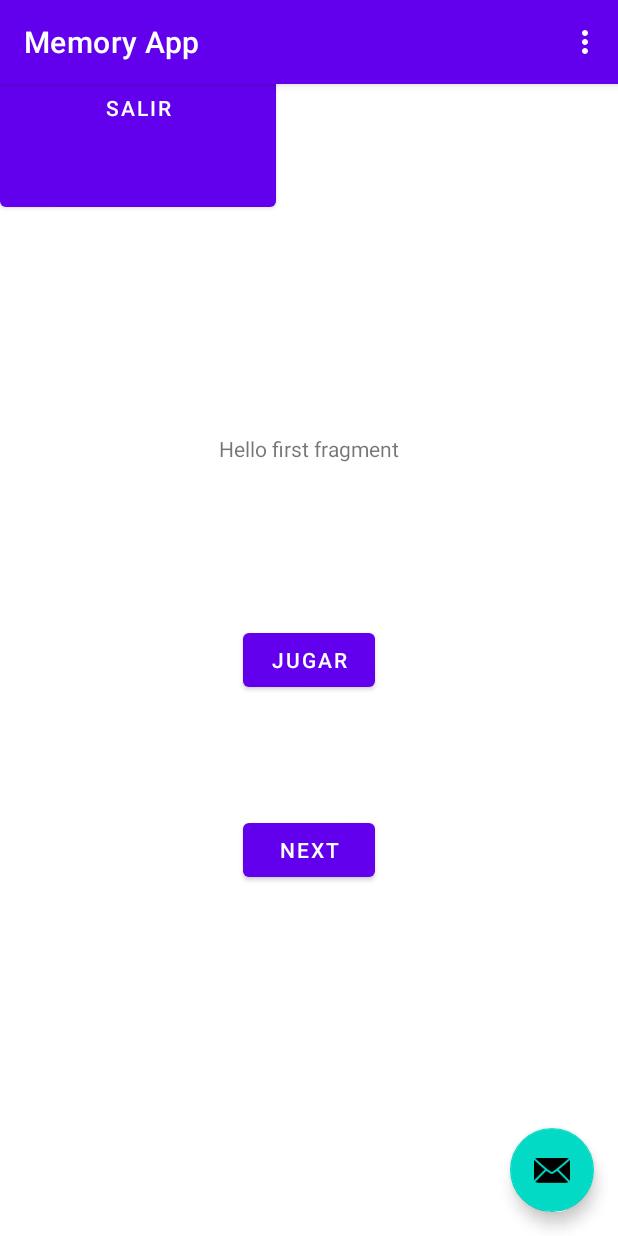
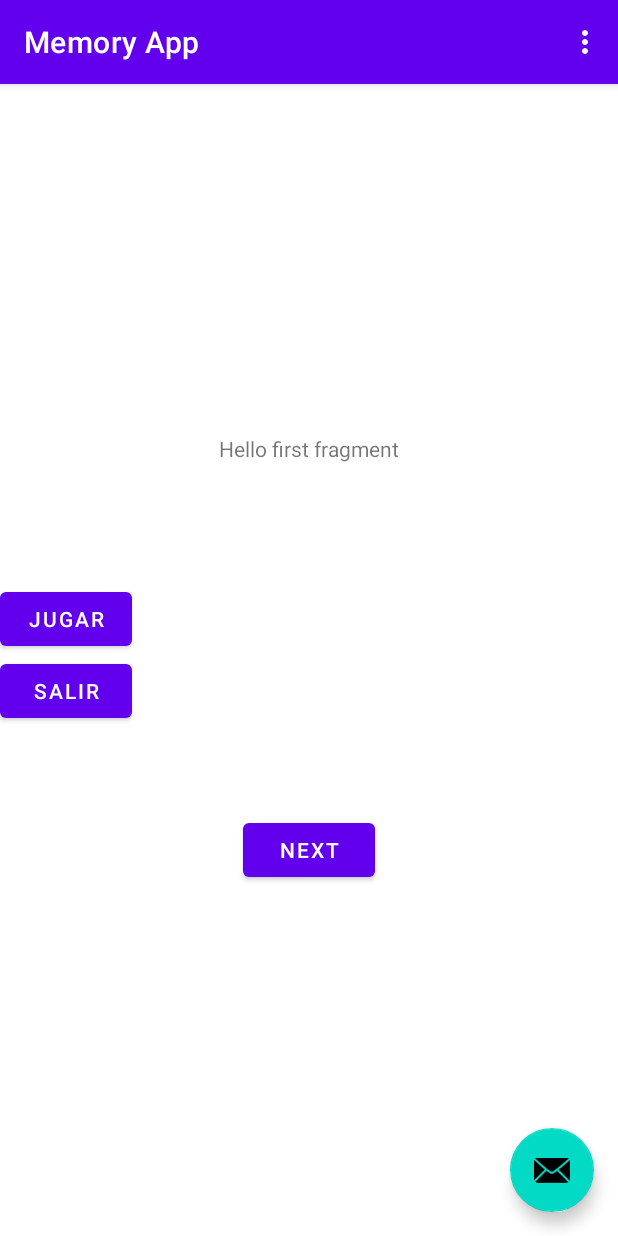
Before and after one commit to darango401/Memory, an Android app: the screen it shows after launch (MainActivity), on a phone screen of 412 x 824 dp. Run offline under Robolectric (Android 15) with nearby library versions, the phone set to English and light mode, and no system bars.

Commit message:
Commit 13: Memory pantalla principal botones Jugar y Salir corregidos
Commit 13: Memory pantalla principal botones Jugar y Salir corregidos

```diff
--- a/MemoryApplication/app/src/main/res/layout/activity_main.xml
+++ b/MemoryApplication/app/src/main/res/layout/activity_main.xml
@@ -35,20 +35,34 @@
         android:layout_margin="@dimen/fab_margin"
         app:srcCompat="@android:drawable/ic_dialog_email" />
 
+    <LinearLayout
+        android:layout_width="match_parent"
+        android:layout_height="match_parent"
+        android:orientation="vertical"
+        android:gravity="center_vertical"
+        android:layout_marginTop="50dp"
+        >
+
     <Button
         android:id="@+id/botonMainJugar"
         android:layout_width="wrap_content"
         android:layout_height="wrap_content"
         android:text="@string/boton_init_play"
         app:layout_anchor="@+id/include2"
-        app:layout_anchorGravity="center" />
+        app:layout_anchorGravity="center"
+
+        />
+        /*android:layout_margin="150dp"*/
 
     <Button
         android:id="@+id/botonMainSalir"
-        android:layout_width="184dp"
-        android:layout_height="144dp"
+        android:layout_width="wrap_content"
+        android:layout_height="wrap_content"
         android:text="Salir"
         android:visibility="visible"
         tools:visibility="visible" />
+        /*android:layout_width="184dp"*/
+        /*android:layout_height="144dp"*/
+    </LinearLayout>
 
 </androidx.coordinatorlayout.widget.CoordinatorLayout>
```
